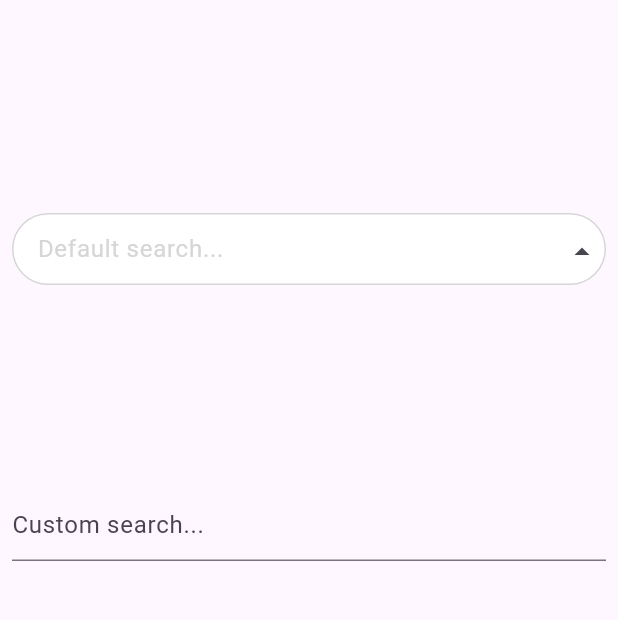
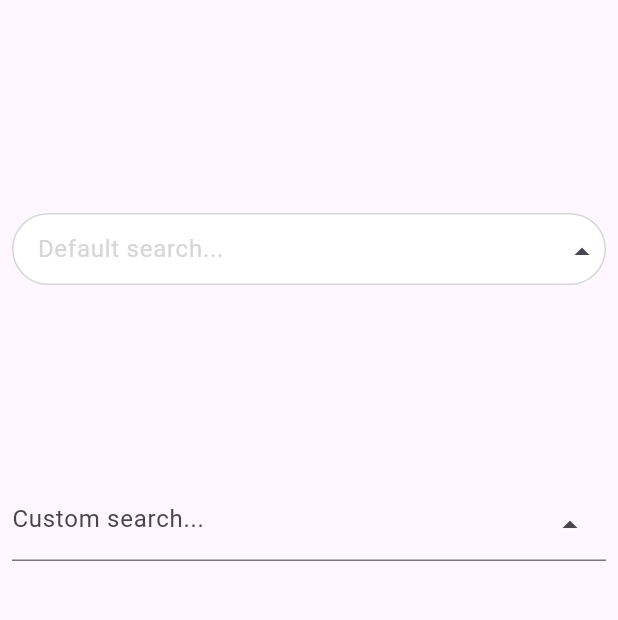
Before and after one commit to Okladnoj/search_autocomplete, a Flutter app: the screen it shows after launch, on a phone screen of 412 x 824 dp, the part 63-683 px from its top. Run offline on Flutter 3.47's test engine with Material 3 defaults, Android fonts, the phone set to English and light mode, and no system bars.

Commit message:
Added control to show/hide search list

```diff
--- a/example/lib/main.dart
+++ b/example/lib/main.dart
@@ -85,13 +85,18 @@ class _SearchPageState extends State<SearchPage> {
         onSearch: _cubit.search,
         onSelected: _cubit.select,
         getString: (value) => value,
-        fieldBuilder: (controller, onFieldTap, showDropdown) {
+        fieldBuilder: (controller, onFieldTap, showDropdown, onPressed) {
           return TextFormField(
             controller: controller,
             onTap: onFieldTap,
-            decoration: const InputDecoration(
-              hintText: 'Custom search...',
-            ),
+            decoration: InputDecoration(
+                hintText: 'Custom search...',
+                suffixIcon: IconButton(
+                  onPressed: () => onPressed(showDropdown),
+                  icon: Icon(
+                    showDropdown ? Icons.arrow_drop_down : Icons.arrow_drop_up,
+                  ),
+                )),
           );
         },
         dropDownBuilder: (options, onSelected) {
--- a/lib/src/func_typedef/func_typedef.dart
+++ b/lib/src/func_typedef/func_typedef.dart
@@ -38,4 +38,5 @@ typedef TextFieldWithArgs = Widget Function(
   TextEditingController controller,
   VoidCallback onFieldTap,
   bool showDropdown,
+  ValueSetter<bool> close,
 );
--- a/lib/src/search.dart
+++ b/lib/src/search.dart
@@ -247,6 +247,7 @@ class _SearchAutocompleteState<T> extends State<SearchAutocomplete<T>>
           _controller,
           _onFieldTap,
           _showDropdown,
+          (value) => value ? _tapOutside() : _onFieldTap(),
         ) ??
         DefaultTextField(
           controller: _controller,
--- a/pubspec.yaml
+++ b/pubspec.yaml
@@ -1,6 +1,6 @@
 name: search_autocomplete
 description: A Flutter autocomplete search widget with custom dropdowns and Cubit/BLoC support.
-version: 0.0.5
+version: 0.0.6
 homepage: https://github.com/Okladnoj/search_autocomplete
 repository: https://github.com/Okladnoj/search_autocomplete
 
```
Also changed, not shown: example/pubspec.lock, 3 other files.
